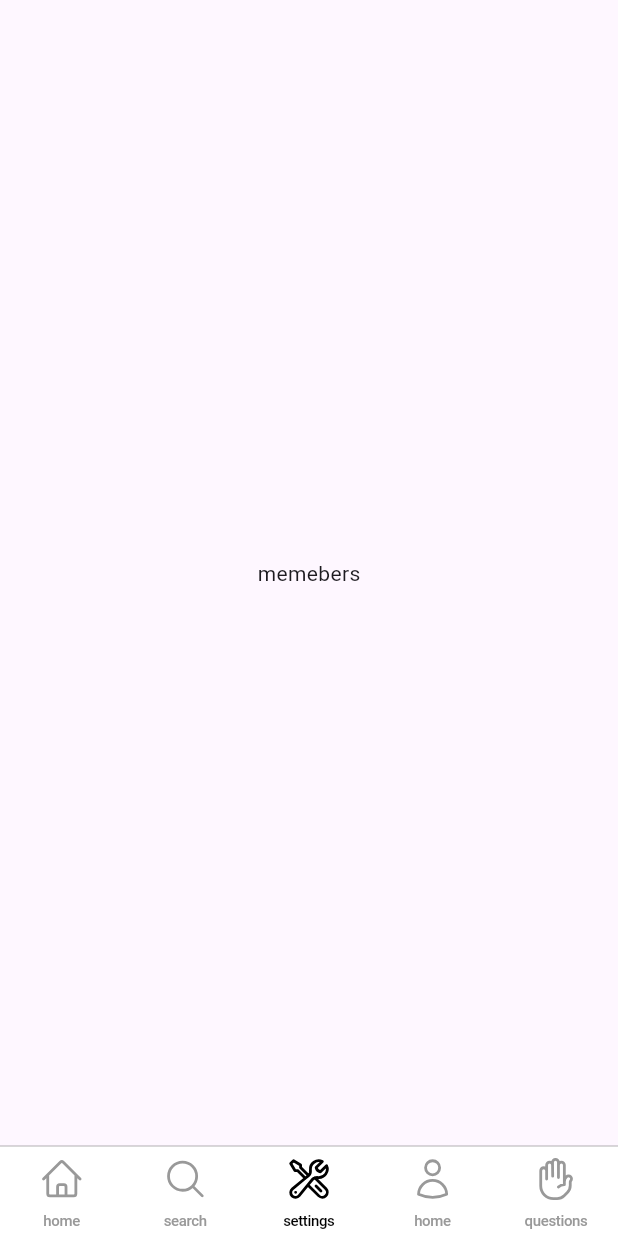
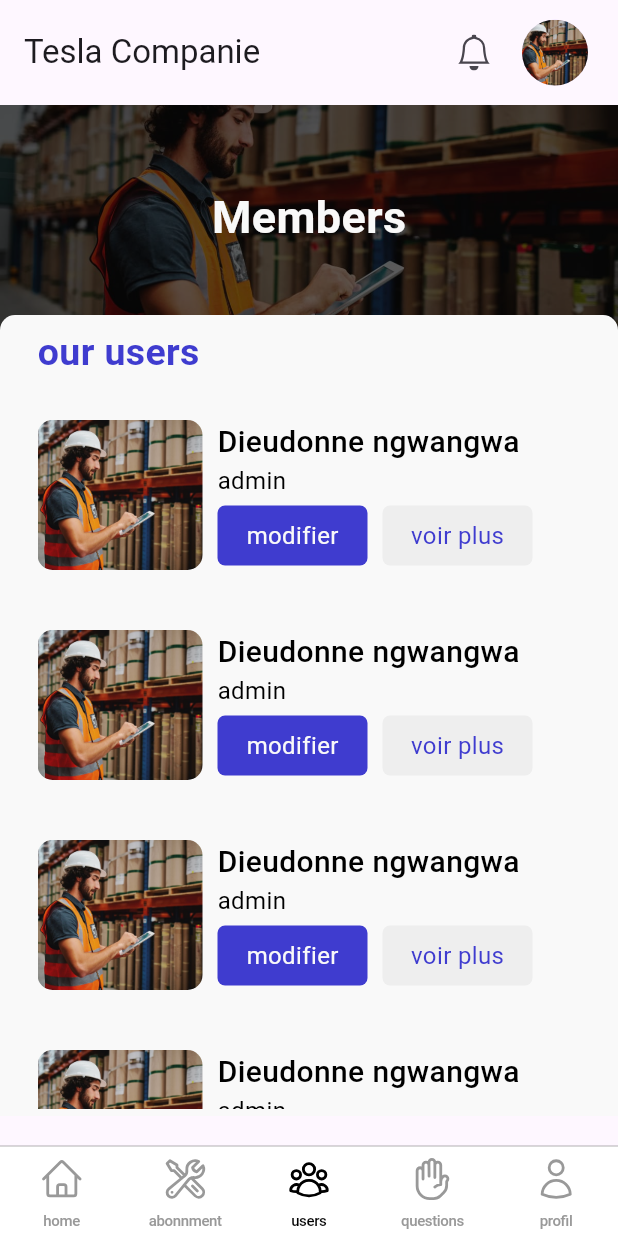
Before and after one commit to dieudonneopilam/opii, a Flutter app: the screen it shows after launch, item 3 of the bottom bar chosen, on a phone screen of 412 x 824 dp. Run offline on Flutter 3.47's test engine with Material 2 defaults, Android fonts, the light colour scheme and no system bars; our stand-ins replace bloc, bootstrap_icons, cloud_firestore, equatable, firebase_auth, flutter_bloc and 2 more; accounts and stored records are empty.

Commit message:
finished to create box of users content without database

```diff
--- a/lib/constants/liste_pages.dart
+++ b/lib/constants/liste_pages.dart
@@ -9,6 +9,6 @@ List<Widget> pagesClient = [
   const HomeMobile(title: 'title'),
   const AbonmentPage(),
   const MembersPages(),
+  const QuestionsPage(),
   const ProfilPage(),
-  const QuestionsPage(),
 ];
--- a/lib/screens/mobile/bottom.dart
+++ b/lib/screens/mobile/bottom.dart
@@ -1,3 +1,4 @@
+import 'package:bootstrap_icons/bootstrap_icons.dart';
 import 'package:flutter/cupertino.dart';
 import 'package:flutter/material.dart';
 import 'package:flutter_bloc/flutter_bloc.dart';
@@ -12,6 +13,19 @@ class BottomNavigationBarPage extends StatelessWidget {
     return BlocBuilder<CupertinoTabBarBloc, CupertinoTabBarState>(
       builder: (context, state) {
         return Scaffold(
+          appBar: AppBar(
+            toolbarHeight: 70,
+            title: const Text('Tesla Companie'),
+            actions: const [
+              Icon(BootstrapIcons.bell),
+              SizedBox(width: 20),
+              CircleAvatar(
+                radius: 22,
+                backgroundImage: AssetImage('assets/img/bg.jpeg'),
+              ),
+              SizedBox(width: 20)
+            ],
+          ),
           backgroundColor: Colors.black,
           body: pagesClient[(state as CupertinoTabBarInitial).currentIndex],
           bottomNavigationBar: CupertinoTabBar(
@@ -26,14 +40,14 @@ class BottomNavigationBarPage extends StatelessWidget {
               BottomNavigationBarItem(
                   icon: HeroIcon(HeroIcons.home), label: 'home'),
               BottomNavigationBarItem(
-                  icon: HeroIcon(HeroIcons.magnifyingGlass), label: 'search'),
+                  icon: HeroIcon(HeroIcons.wrenchScrewdriver),
+                  label: 'abonnment'),
               BottomNavigationBarItem(
-                  icon: HeroIcon(HeroIcons.wrenchScrewdriver),
-                  label: 'settings'),
-              BottomNavigationBarItem(
-                  icon: HeroIcon(HeroIcons.user), label: 'home'),
+                  icon: HeroIcon(HeroIcons.userGroup), label: 'users'),
               BottomNavigationBarItem(
                   icon: HeroIcon(HeroIcons.handRaised), label: 'questions'),
+              BottomNavigationBarItem(
+                  icon: HeroIcon(HeroIcons.user), label: 'profil'),
             ],
           ),
         );
--- a/lib/screens/mobile/members/member.dart
+++ b/lib/screens/mobile/members/member.dart
@@ -1,13 +1,21 @@
 import 'package:flutter/material.dart';
+
+import '../../../widgets/mobile/shared/box/boxcontentmember.dart';
+import '../../../widgets/mobile/shared/box/boxcontentpage.dart';
 
 class MembersPages extends StatelessWidget {
   const MembersPages({super.key});
 
   @override
   Widget build(BuildContext context) {
-    return const Scaffold(
-      body: Center(
-        child: Text('memebers'),
+    return Scaffold(
+      body: BoxContentPage(
+        titleBoxContent: 'our users',
+        titlePage: 'Members',
+        boxContent: ListView.builder(
+          itemCount: 5,
+          itemBuilder: (context, index) => const BoxContentMember(),
+        ),
       ),
     );
   }
--- /dev/null
+++ b/lib/utils/colors.dart
@@ -0,0 +1,6 @@
+import 'package:flutter/material.dart';
+
+Color bgcolorgrey = const Color(0XFFEEEEEE);
+Color bgcolorwhite = const Color(0XFFF9F9F9);
+Color colorBlue = const Color(0XFF3F3CCF);
+Color colorlack = const Color(0XFF3F3CCF);
--- a/lib/widgets/mobile/shared/box/box.all.service.dart
+++ b/lib/widgets/mobile/shared/box/box.all.service.dart
@@ -1,6 +1,5 @@
 import 'package:flutter/material.dart';
 import 'package:go_router/go_router.dart';
-
 import 'boxcontentservice.dart';
 
 class BoxAllService extends StatelessWidget {
@@ -16,12 +15,12 @@ class BoxAllService extends StatelessWidget {
           mainAxisAlignment: MainAxisAlignment.spaceAround,
           children: [
             BoxContentService(
-                icon: Icons.abc,
+                icon: Icons.tag,
                 title: 'produits',
                 onTap: () => context.goNamed("produits")),
             Expanded(child: Container()),
             BoxContentService(
-                icon: Icons.abc,
+                icon: Icons.cable_rounded,
                 title: 'abc',
                 onTap: () => context.goNamed('ventes')),
           ],
--- /dev/null
+++ b/lib/widgets/mobile/shared/box/boxcontentmember.dart
@@ -0,0 +1,71 @@
+import 'package:flutter/material.dart';
+import '../../../../utils/colors.dart';
+import '../text_moy.dart';
+import '../text_small.dart';
+
+class BoxContentMember extends StatelessWidget {
+  const BoxContentMember({
+    super.key,
+  });
+
+  @override
+  Widget build(BuildContext context) {
+    return Container(
+      padding: const EdgeInsets.symmetric(horizontal: 5, vertical: 10),
+      margin: const EdgeInsets.symmetric(vertical: 10),
+      child: Row(
+        crossAxisAlignment: CrossAxisAlignment.start,
+        children: [
+          Container(
+            width: 110,
+            height: 100,
+            decoration: BoxDecoration(
+                borderRadius: BorderRadius.circular(10),
+                image: const DecorationImage(
+                    image: AssetImage('assets/img/bg.jpeg'),
+                    fit: BoxFit.cover)),
+          ),
+          const SizedBox(width: 10),
+          Column(
+            crossAxisAlignment: CrossAxisAlignment.start,
+            children: [
+              const TextMoy(text: 'Dieudonne ngwangwa'),
+              const TextSmal(text: 'admin'),
+              const SizedBox(height: 5),
+              Row(
+                mainAxisAlignment: MainAxisAlignment.spaceBetween,
+                children: [
+                  Container(
+                    alignment: Alignment.center,
+                    width: 100,
+                    height: 40,
+                    decoration: BoxDecoration(
+                        color: colorBlue,
+                        borderRadius: BorderRadius.circular(5)),
+                    child: TextSmal(
+                      text: 'modifier',
+                      color: bgcolorwhite,
+                    ),
+                  ),
+                  const SizedBox(width: 10),
+                  Container(
+                    alignment: Alignment.center,
+                    width: 100,
+                    height: 40,
+                    decoration: BoxDecoration(
+                        color: bgcolorgrey,
+                        borderRadius: BorderRadius.circular(5)),
+                    child: TextSmal(
+                      text: 'voir plus',
+                      color: colorBlue,
+                    ),
+                  ),
+                ],
+              )
+            ],
+          )
+        ],
+      ),
+    );
+  }
+}
--- /dev/null
+++ b/lib/widgets/mobile/shared/box/boxcontentpage.dart
@@ -0,0 +1,75 @@
+import 'package:flutter/material.dart';
+import 'package:gestock/utils/colors.dart';
+import '../text_large.dart';
+
+class BoxContentPage extends StatelessWidget {
+  const BoxContentPage({
+    super.key,
+    required this.boxContent,
+    this.sizeBoxContentImage = 150,
+    this.urlImage = 'assets/img/bg.jpeg',
+    required this.titleBoxContent,
+    required this.titlePage,
+  });
+  final Widget boxContent;
+  final double sizeBoxContentImage;
+  final String urlImage;
+  final String titleBoxContent;
+  final String titlePage;
+
+  @override
+  Widget build(BuildContext context) {
+    return SizedBox(
+      height: double.infinity,
+      width: double.infinity,
+      child: Stack(children: [
+        Positioned(
+          child: Container(
+            alignment: Alignment.center,
+            height: sizeBoxContentImage,
+            width: MediaQuery.of(context).size.width,
+            decoration: BoxDecoration(
+                image: DecorationImage(
+                    image: AssetImage(urlImage),
+                    opacity: 1,
+                    fit: BoxFit.cover)),
+            child: Container(
+                alignment: Alignment.center,
+                height: double.maxFinite,
+                width: double.maxFinite,
+                decoration: BoxDecoration(color: Colors.black.withOpacity(0.6)),
+                child:
+                    TextLarge(text: titlePage, size: 30, color: bgcolorwhite)),
+          ),
+        ),
+        Positioned(
+          top: sizeBoxContentImage - 10,
+          child: Container(
+            padding: const EdgeInsets.only(left: 20, right: 20, bottom: 5),
+            width: MediaQuery.of(context).size.width,
+            height: MediaQuery.of(context).size.height - 290,
+            decoration: BoxDecoration(
+              borderRadius: const BorderRadius.only(
+                  topLeft: Radius.circular(10), topRight: Radius.circular(10)),
+              color: bgcolorwhite,
+            ),
+            child: Column(children: [
+              Container(
+                alignment: Alignment.centerLeft,
+                height: 50,
+                padding: const EdgeInsets.only(left: 5),
+                width: double.infinity,
+                child: TextLarge(
+                  text: titleBoxContent,
+                  size: 25,
+                  color: colorBlue,
+                ),
+              ),
+              Expanded(child: boxContent)
+            ]),
+          ),
+        )
+      ]),
+    );
+  }
+}
--- a/lib/widgets/mobile/shared/box/boxcontentservice.dart
+++ b/lib/widgets/mobile/shared/box/boxcontentservice.dart
@@ -17,7 +17,7 @@ class BoxContentService extends StatelessWidget {
     return GestureDetector(
       onTap: onTap,
       child: Container(
-        height: 150,
+        height: 157,
         width: 170,
         decoration: BoxDecoration(
             color: const Color(0xFFEEEEEE),
```
Also changed, not shown: lib/screens/mobile/abonement/aboment.dart (+4 -4 lines), lib/screens/mobile/home/home.dart (+7 -71 lines), lib/screens/mobile/produits/produit.dart (+38 -3 lines), lib/widgets/mobile/shared/box/boxcontentproduit.dart (added, +49 -0 lines).
